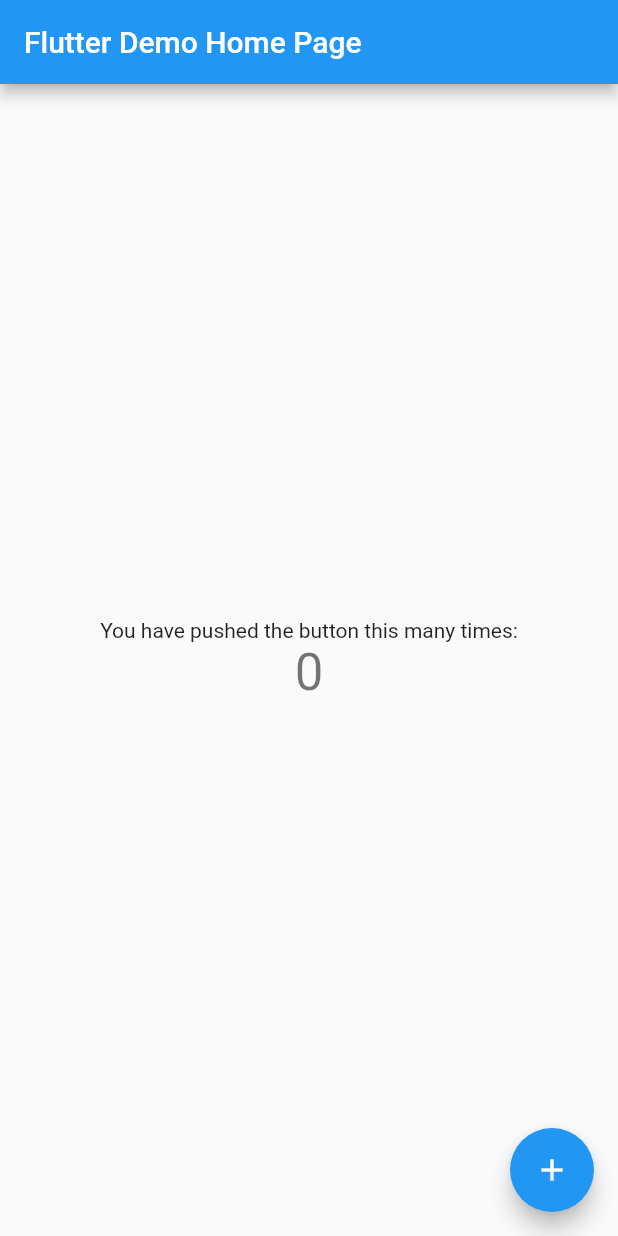
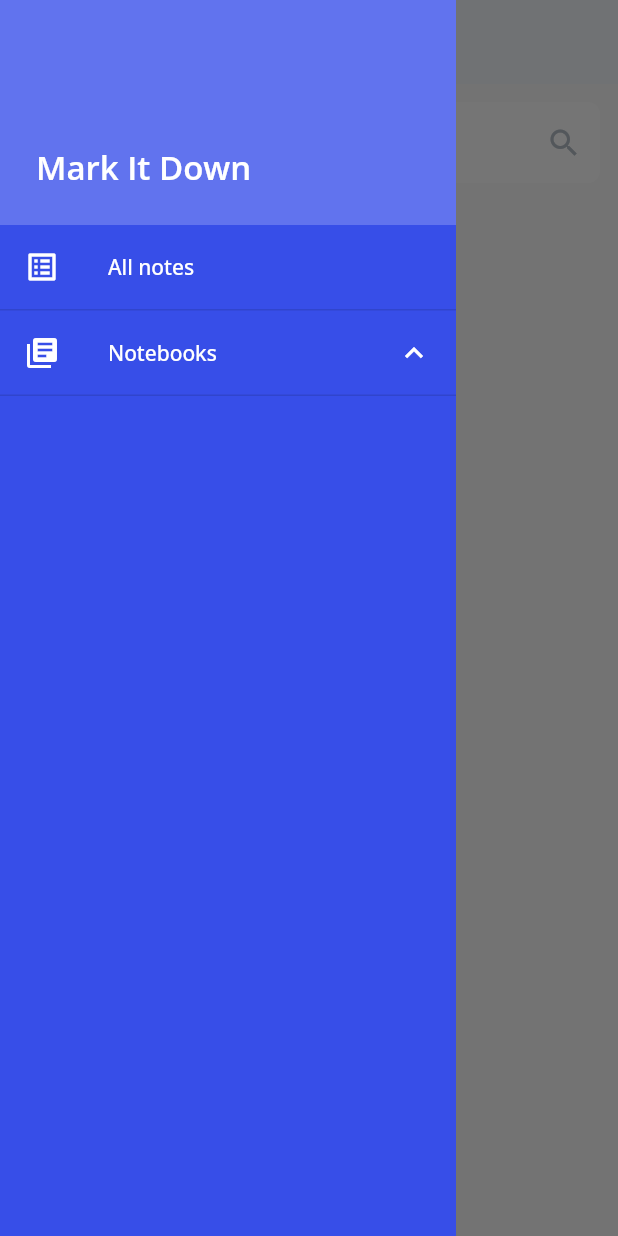
Before and after one commit to romarmph/mark-it-down, a Flutter app: the screen it shows after launch, with the side drawer open (before the commit the screen has no drawer), on a phone screen of 412 x 824 dp. Run offline on Flutter 3.47's test engine with Material 2 defaults, Android fonts, the phone set to English and light mode, and no system bars; our stand-ins replace google_fonts.

Commit message:
Add home screen for the app
Add drawer for notebooks
Add all notes category
Add expansion tile for notebooks

```diff
--- /dev/null
+++ b/lib/components/drawer.dart
@@ -0,0 +1,56 @@
+import 'package:flutter/material.dart';
+import 'package:mark_it_down/constants/colors.dart';
+
+class MIDDrawer extends StatefulWidget {
+  const MIDDrawer({super.key});
+
+  @override
+  State<MIDDrawer> createState() => _MIDDrawerState();
+}
+
+class _MIDDrawerState extends State<MIDDrawer> {
+  @override
+  Widget build(BuildContext context) {
+    return Drawer(
+      backgroundColor: Theme.of(context).primaryColor,
+      elevation: 0,
+      child: Column(
+        children: [
+          Container(
+            padding: const EdgeInsets.all(24),
+            width: double.infinity,
+            height: 150,
+            color: primaryLight,
+            child: const Align(
+              alignment: Alignment.bottomLeft,
+              child: Text(
+                "Mark It Down",
+                style: TextStyle(
+                  color: light,
+                  fontSize: 22,
+                  fontWeight: FontWeight.w600,
+                ),
+              ),
+            ),
+          ),
+          const ListTile(
+            leading: Icon(Icons.list_alt),
+            title: Text("All notes"),
+            iconColor: light,
+            textColor: light,
+          ),
+          const ExpansionTile(
+            leading: Icon(Icons.library_books),
+            title: Text("Notebooks"),
+            collapsedIconColor: light,
+            collapsedTextColor: light,
+            iconColor: light,
+            textColor: light,
+            initiallyExpanded: true,
+            children: [],
+          ),
+        ],
+      ),
+    );
+  }
+}
--- /dev/null
+++ b/lib/constants/colors.dart
@@ -0,0 +1,8 @@
+import 'package:flutter/material.dart';
+
+const primary = Color(0xFF374EE8);
+const primaryLight = Color(0xFF6173EE);
+const dark = Color(0xFF292C36);
+const light = Color(0xFFFFFFFF);
+const background = Color(0xFFF5F9FC);
+const greyMute = Color(0xFFB5BEC7);
--- a/lib/main.dart
+++ b/lib/main.dart
@@ -1,115 +1,74 @@
 import 'package:flutter/material.dart';
+import 'package:google_fonts/google_fonts.dart';
+
+import 'constants/colors.dart';
+import 'screens/home.dart';
 
 void main() {
-  runApp(const MyApp());
+  WidgetsFlutterBinding.ensureInitialized;
+  runApp(const MarkItDown());
 }
 
-class MyApp extends StatelessWidget {
-  const MyApp({super.key});
+class MarkItDown extends StatelessWidget {
+  const MarkItDown({super.key});
 
-  // This widget is the root of your application.
   @override
   Widget build(BuildContext context) {
     return MaterialApp(
-      title: 'Flutter Demo',
+      debugShowCheckedModeBanner: false,
       theme: ThemeData(
-        // This is the theme of your application.
-        //
-        // Try running your application with "flutter run". You'll see the
-        // application has a blue toolbar. Then, without quitting the app, try
-        // changing the primarySwatch below to Colors.green and then invoke
-        // "hot reload" (press "r" in the console where you ran "flutter run",
-        // or simply save your changes to "hot reload" in a Flutter IDE).
-        // Notice that the counter didn't reset back to zero; the application
-        // is not restarted.
-        primarySwatch: Colors.blue,
+        appBarTheme: const AppBarTheme(
+          actionsIconTheme: IconThemeData(
+            color: dark,
+            size: 32,
+          ),
+          backgroundColor: light,
+          centerTitle: false,
+          foregroundColor: dark,
+          elevation: 0,
+          titleTextStyle: TextStyle(
+            color: dark,
+            fontSize: 18,
+            fontWeight: FontWeight.w500,
+          ),
+        ),
+        backgroundColor: background,
+        brightness: Brightness.light,
+        buttonTheme: const ButtonThemeData(
+          buttonColor: primary,
+          textTheme: ButtonTextTheme.accent,
+        ),
+        floatingActionButtonTheme: const FloatingActionButtonThemeData(
+          backgroundColor: primary,
+          foregroundColor: light,
+        ),
+        fontFamily: GoogleFonts.openSans().fontFamily,
+        inputDecorationTheme: const InputDecorationTheme(
+          suffixIconColor: greyMute,
+          focusColor: primaryLight,
+          contentPadding: EdgeInsets.all(16),
+          border: OutlineInputBorder(
+            borderRadius: BorderRadius.all(
+              Radius.circular(8),
+            ),
+            borderSide: BorderSide.none,
+          ),
+          focusedBorder: OutlineInputBorder(
+            borderRadius: BorderRadius.all(Radius.circular(8)),
+            borderSide: BorderSide(
+              color: primaryLight,
+              width: 2,
+            ),
+          ),
+          filled: true,
+          fillColor: light,
+          hintStyle: TextStyle(
+            color: greyMute,
+          ),
+        ),
+        primaryColor: primary,
       ),
-      home: const MyHomePage(title: 'Flutter Demo Home Page'),
+      home: const HomeScreen(),
     );
   }
 }
-
-class MyHomePage extends StatefulWidget {
-  const MyHomePage({super.key, required this.title});
-
-  // This widget is the home page of your application. It is stateful, meaning
-  // that it has a State object (defined below) that contains fields that affect
-  // how it looks.
-
-  // This class is the configuration for the state. It holds the values (in this
-  // case the title) provided by the parent (in this case the App widget) and
-  // used by the build method of the State. Fields in a Widget subclass are
-  // always marked "final".
-
-  final String title;
-
-  @override
-  State<MyHomePage> createState() => _MyHomePageState();
-}
-
-class _MyHomePageState extends State<MyHomePage> {
-  int _counter = 0;
-
-  void _incrementCounter() {
-    setState(() {
-      // This call to setState tells the Flutter framework that something has
-      // changed in this State, which causes it to rerun the build method below
-      // so that the display can reflect the updated values. If we changed
-      // _counter without calling setState(), then the build method would not be
-      // called again, and so nothing would appear to happen.
-      _counter++;
-    });
-  }
-
-  @override
-  Widget build(BuildContext context) {
-    // This method is rerun every time setState is called, for instance as done
-    // by the _incrementCounter method above.
-    //
-    // The Flutter framework has been optimized to make rerunning build methods
-    // fast, so that you can just rebuild anything that needs updating rather
-    // than having to individually change instances of widgets.
-    return Scaffold(
-      appBar: AppBar(
-        // Here we take the value from the MyHomePage object that was created by
-        // the App.build method, and use it to set our appbar title.
-        title: Text(widget.title),
-      ),
-      body: Center(
-        // Center is a layout widget. It takes a single child and positions it
-        // in the middle of the parent.
-        child: Column(
-          // Column is also a layout widget. It takes a list of children and
-          // arranges them vertically. By default, it sizes itself to fit its
-          // children horizontally, and tries to be as tall as its parent.
-          //
-          // Invoke "debug painting" (press "p" in the console, choose the
-          // "Toggle Debug Paint" action from the Flutter Inspector in Android
-          // Studio, or the "Toggle Debug Paint" command in Visual Studio Code)
-          // to see the wireframe for each widget.
-          //
-          // Column has various properties to control how it sizes itself and
-          // how it positions its children. Here we use mainAxisAlignment to
-          // center the children vertically; the main axis here is the vertical
-          // axis because Columns are vertical (the cross axis would be
-          // horizontal).
-          mainAxisAlignment: MainAxisAlignment.center,
-          children: <Widget>[
-            const Text(
-              'You have pushed the button this many times:',
-            ),
-            Text(
-              '$_counter',
-              style: Theme.of(context).textTheme.headline4,
-            ),
-          ],
-        ),
-      ),
-      floatingActionButton: FloatingActionButton(
-        onPressed: _incrementCounter,
-        tooltip: 'Increment',
-        child: const Icon(Icons.add),
-      ), // This trailing comma makes auto-formatting nicer for build methods.
-    );
-  }
-}
--- /dev/null
+++ b/lib/screens/home.dart
@@ -0,0 +1,45 @@
+import 'package:flutter/material.dart';
+import 'package:mark_it_down/constants/colors.dart';
+import '../components/drawer.dart';
+
+class HomeScreen extends StatefulWidget {
+  const HomeScreen({super.key});
+
+  @override
+  State<HomeScreen> createState() => _HomeScreenState();
+}
+
+class _HomeScreenState extends State<HomeScreen> {
+  final _searchController = TextEditingController();
+  @override
+  Widget build(BuildContext context) {
+    return Scaffold(
+      appBar: AppBar(
+        backgroundColor: background,
+        title: const Text("My Notes"),
+      ),
+      body: Padding(
+        padding: const EdgeInsets.all(12),
+        child: Column(
+          children: [
+            TextField(
+              textAlignVertical: TextAlignVertical.center,
+              controller: _searchController,
+              decoration: InputDecoration(
+                hintText: "Search Notes",
+                suffixIcon: IconButton(
+                  focusColor: primaryLight,
+                  onPressed: () {},
+                  icon: const Icon(
+                    Icons.search,
+                  ),
+                ),
+              ),
+            )
+          ],
+        ),
+      ),
+      drawer: MIDDrawer(),
+    );
+  }
+}
--- a/pubspec.yaml
+++ b/pubspec.yaml
@@ -40,6 +40,7 @@ dependencies:
   path: ^1.8.2
   path_provider: ^2.0.11
   sqflite: ^2.2.2
+  google_fonts: ^3.0.1
 
 dev_dependencies:
   flutter_test:
```
Also changed, not shown: pubspec.lock, 1 other file.
